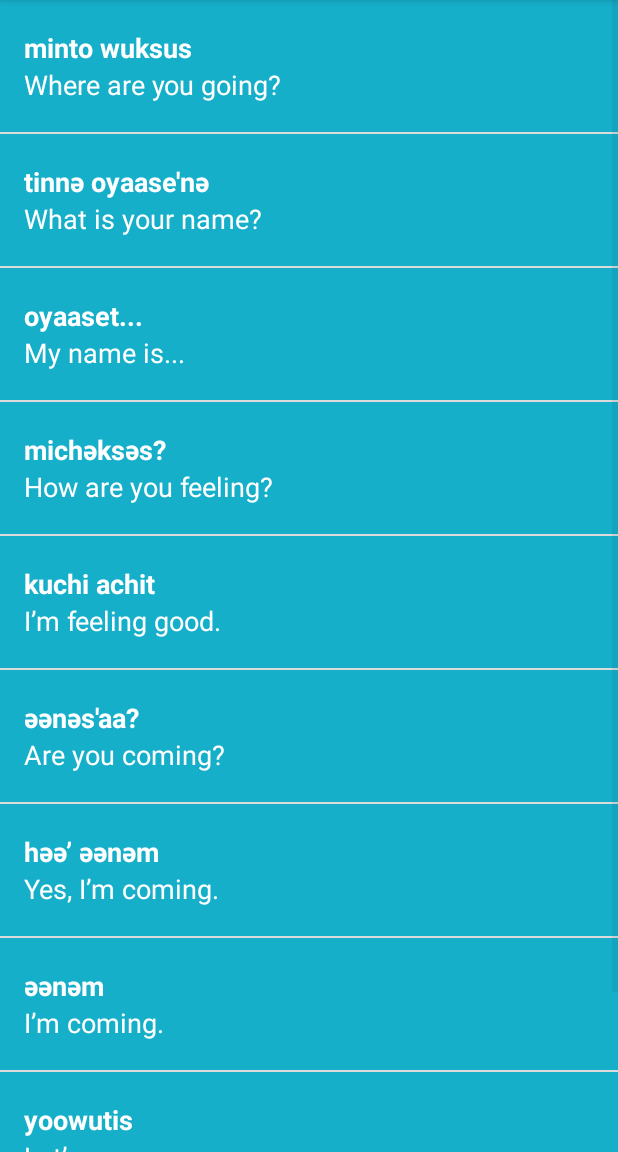
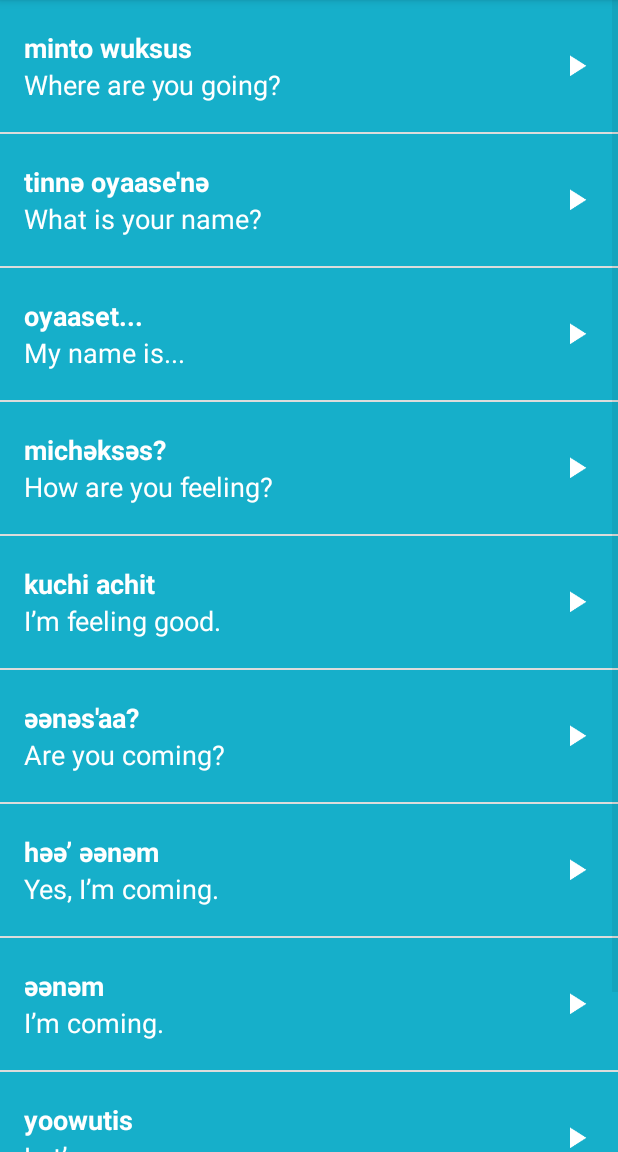
Before and after one commit to amber123013/Miwok, an Android app: the PhrasesActivity screen opened directly, with no data from a screen before it, on a phone screen of 412 x 824 dp, the part 84-1236 px from its top. Run offline under Robolectric (Android 15) with nearby library versions, the phone set to English and light mode, and no system bars.

Commit message:
添加播放icon，对视图项添加触摸反馈

```diff
--- a/app/src/main/res/layout/list_item.xml
+++ b/app/src/main/res/layout/list_item.xml
@@ -1,9 +1,8 @@
 <?xml version="1.0" encoding="utf-8"?>
-<LinearLayout xmlns:android="http://schemas.android.com/apk/res/android"
+<RelativeLayout xmlns:android="http://schemas.android.com/apk/res/android"
     xmlns:tools="http://schemas.android.com/tools"
-    android:orientation="horizontal"
     android:layout_width="match_parent"
-    android:layout_height="match_parent"
+    android:layout_height="@dimen/list_item_height"
     android:minHeight="@dimen/list_item_height"
     android:background="@color/tan_background">
     <ImageView
@@ -13,8 +12,11 @@
     <LinearLayout
         android:id="@+id/text_container"
         android:layout_width="match_parent"
-        android:layout_height="match_parent"
-        android:orientation="vertical">
+        android:layout_height="@dimen/list_item_height"
+        android:orientation="vertical"
+        android:layout_alignParentBottom="true"
+        android:layout_alignParentTop="true"
+        android:layout_toRightOf="@id/image">
         <TextView
             android:id="@+id/miwok_text_view"
             android:layout_width="match_parent"
@@ -25,7 +27,7 @@
             tools:text="lutti"
             android:textAppearance="?android:textAppearanceMedium"
             android:textColor="@android:color/white"
-            android:textStyle="bold"/>
+            android:textStyle="bold" />
         <TextView
             android:id="@+id/default_text_view"
             android:layout_width="match_parent"
@@ -37,4 +39,16 @@
             android:textAppearance="?android:textAppearanceMedium"
             android:textColor="@android:color/white"/>
     </LinearLayout>
-</LinearLayout>
+    <ImageView
+        android:layout_width="24dp"
+        android:layout_height="24dp"
+        android:layout_alignParentRight="true"
+        android:layout_centerVertical="true"
+        android:layout_marginRight="16dp"
+        android:src="@drawable/ic_play_arrow_white_36dp"/>
+    <!--对一个空白的View覆盖listItem并添加触摸反馈-->
+    <!--<View-->
+        <!--android:layout_width="match_parent"-->
+        <!--android:layout_height="match_parent"-->
+        <!--android:background="?android:attr/selectableItemBackground"/>-->
+</RelativeLayout>
--- a/app/src/main/res/layout/word_list.xml
+++ b/app/src/main/res/layout/word_list.xml
@@ -5,6 +5,7 @@
     android:layout_width="match_parent"
     android:layout_height="match_parent"
     android:orientation="vertical"
-    tools:context="com.example.android.miwok.NumbersActivity">
+    tools:context="com.example.android.miwok.NumbersActivity"
+    android:drawSelectorOnTop="true">
 
 </ListView>
```
Also changed, not shown: app/src/main/res/layout/activity_main.xml (+28 -9 lines).
